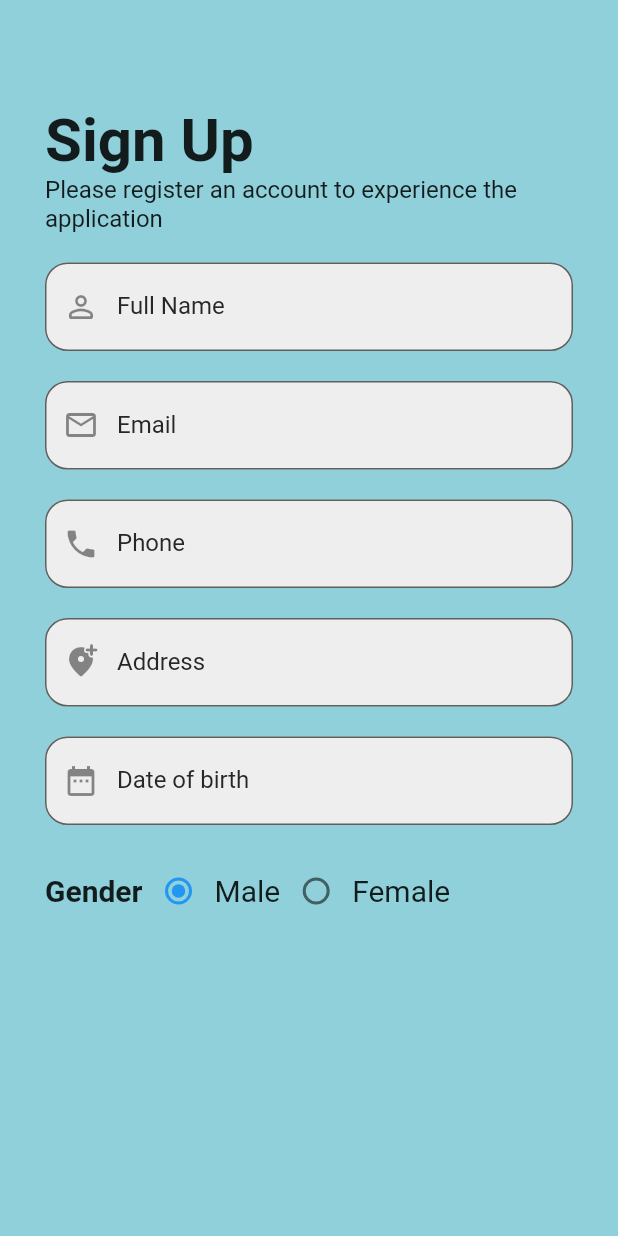
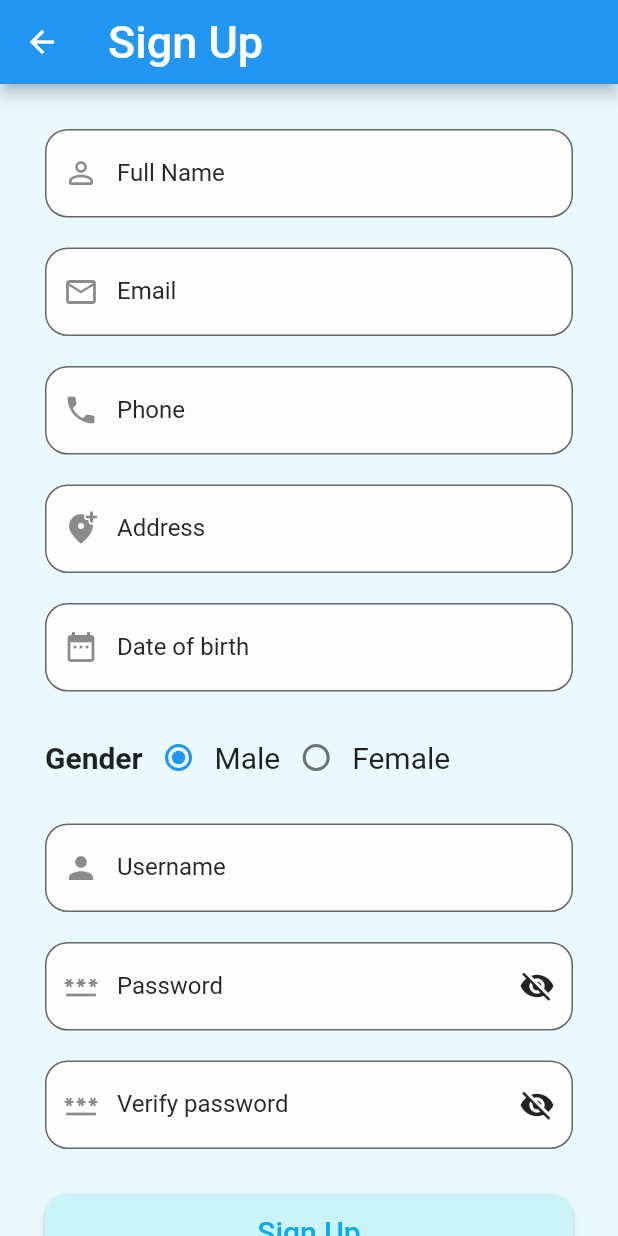
Before and after one commit to vuaspro1/english_learning, a Flutter app: the screen it shows after launch, after a tap on the "visibility off" icon, after a tap on "Sign Up", on a phone screen of 412 x 824 dp. Run offline on Flutter 3.47's test engine with Material 2 defaults, Android fonts, the light colour scheme and no system bars; our stand-ins replace get, google_fonts.

Commit message:
Update login and sign up (80%)

```diff
--- a/lib/src/constants/colors.dart
+++ b/lib/src/constants/colors.dart
@@ -8,5 +8,7 @@ const tCardBgColor = Color(0xFFF7F6F1);
 const tWhiteColor = Color(0xffffffff);
 const tDarkColor = Color(0xFF000000);
 
-const tBackGroundColor = Color(0xFF90D0DA);
-const tTextFieldBackgroundColor = Color(0xFFEEEEEE);
+const tBackGroundColor = Color(0xFFEAFAFC);
+const tTextFieldBackgroundColor = Color(0xFFFDFDFE);
+const tTextButtonColor = Color(0xFF09AAF3);
+const tBackgroundButtonColor = Color(0xFFCBF4F9);
--- a/lib/src/constants/sizes.dart
+++ b/lib/src/constants/sizes.dart
@@ -6,3 +6,4 @@ const tFormHeight = 30.0;
 const tFontSizeTitle = 40.0;
 const tFontSizeSubTitle = 16.0;
 const tFormSize = 20.0;
+const tBorderRadiusCircular = 15.0;
--- a/lib/src/constants/text_strings.dart
+++ b/lib/src/constants/text_strings.dart
@@ -12,7 +12,6 @@ const String tDontHaveAccount = "Don't have an Account?";
 const String tSignUp = "Sign Up";
 
 // -- Sign Up Screen Text
-const String tSignUpTitle = "Sign Up";
 const String tSignUpSubTitle = "Please register an account to experience the application";
 const String tFullName = "Full Name";
 const String tEmail = "Email";
@@ -23,3 +22,4 @@ const String tAddress = "Address";
 enum Gender { male, female }
 const String tMale = "Male";
 const String tFemale = "Female";
+const String tVerifyPassword = "Verify password";
--- a/lib/src/features/authentication/screens/signup/signup_screen.dart
+++ b/lib/src/features/authentication/screens/signup/signup_screen.dart
@@ -1,7 +1,9 @@
 import 'package:english_learning/src/constants/colors.dart';
 import 'package:english_learning/src/constants/sizes.dart';
+import 'package:english_learning/src/features/authentication/screens/welcome/welcome_screen.dart';
 import 'package:english_learning/src/utils/theme/widget_themes/text_field_theme.dart';
 import 'package:flutter/material.dart';
+import 'dart:io';
 
 import '../../../../constants/text_strings.dart';
 
@@ -13,44 +15,61 @@ class SignUpScreen extends StatefulWidget {
 }
 
 class _SignUpScreenState extends State<SignUpScreen> {
+  bool _obscureText = true;
   Gender? _selectedGender = Gender.male;
   DateTime? _selectedDate;
+  bool _obscureVerifyPasswordText = true;
 
   @override
   Widget build(BuildContext context) {
+    double textFieldWidth = MediaQuery.of(context).size.width - 40.0;
     return SafeArea(
       child: Scaffold(
+        appBar: AppBar(
+          title: Text(tSignUp,
+          style: TextStyle(
+            fontSize: tDefaultSize,
+          ),), // Đặt tiêu đề cho màn hình
+          leading: Platform.isIOS // Kiểm tra nền tảng
+              ? Container() // Ở iOS, không hiển thị nút "Back"
+              : IconButton(
+            icon: Icon(Icons.arrow_back), // Icon "Back"
+            onPressed: () {
+              Navigator.pop(context); // Quay trở lại trang trước
+            },
+          ),
+        ),
         backgroundColor: tBackGroundColor,
         body: SingleChildScrollView(
           child: Container(
             padding: const EdgeInsets.all(tDefaultSize),
             child: Column(
               children: [
+                // Container(
+                //   margin: EdgeInsets.only(top: 20.0), // Đặt top thành 20 pixel
+                //   child: Align(
+                //     alignment: Alignment.centerLeft,
+                //     child: Column(
+                //       crossAxisAlignment: CrossAxisAlignment.start,
+                //       children: [
+                //         Text(tSignUp,
+                //           style: TextStyle(
+                //             fontSize: tFontSizeTitle,
+                //             fontWeight: FontWeight.bold,
+                //           ),
+                //         ),
+                //         Text( tSignUpSubTitle, // Thay bằng subtitle bạn muốn
+                //           style: TextStyle(
+                //             fontSize: tFontSizeSubTitle, // Tuỳ chỉnh kích thước và kiểu dáng của subtitle
+                //             fontWeight: FontWeight.normal,
+                //           ),
+                //         ),
+                //       ],
+                //     ),
+                //   ),
+                // ),
                 Container(
-                  margin: EdgeInsets.only(top: 40.0), // Đặt top thành 20 pixel
-                  child: Align(
-                    alignment: Alignment.centerLeft,
-                    child: Column(
-                      crossAxisAlignment: CrossAxisAlignment.start,
-                      children: [
-                        Text(tSignUpTitle,
-                          style: TextStyle(
-                            fontSize: tFontSizeTitle,
-                            fontWeight: FontWeight.bold,
-                          ),
-                        ),
-                        Text( tSignUpSubTitle, // Thay bằng subtitle bạn muốn
-                          style: TextStyle(
-                            fontSize: tFontSizeSubTitle, // Tuỳ chỉnh kích thước và kiểu dáng của subtitle
-                            fontWeight: FontWeight.normal,
-                          ),
-                        ),
-                      ],
-                    ),
-                  ),
-                ),
-                Container(
-                  padding: const EdgeInsets.symmetric(vertical: tFormHeight -10),
+                  padding: const EdgeInsets.symmetric(vertical: tFormHeight -30),
                   child: Form(
                     child: Column(
                       crossAxisAlignment: CrossAxisAlignment.start,
@@ -67,7 +86,7 @@ class _SignUpScreenState extends State<SignUpScreen> {
                           decoration: TTextFormFieldTheme.inputDecoration(
                             labelText: tEmail,
                             prefixIcon: Icon(Icons.email_outlined)
-                          )
+                          ),
                         ),
                         const SizedBox(height: tFormHeight-10,),
                         TextFormField(
@@ -137,6 +156,75 @@ class _SignUpScreenState extends State<SignUpScreen> {
                             ),
                           ],
                         ),
+                        const SizedBox(height: tFormHeight-10,),
+                        TextFormField(
+                            decoration: TTextFormFieldTheme.inputDecoration(
+                                labelText: tUserName,
+                                prefixIcon: Icon(Icons.person)
+                            )
+                        ),
+                        SizedBox(height: tFormHeight -10),
+                        Stack(
+                          alignment: Alignment.centerRight,
+                          children: [
+                            TextFormField(
+                              obscureText: _obscureText,
+                              decoration: TTextFormFieldTheme.inputDecoration(
+                                labelText: tPassword,
+                                prefixIcon: Icon(Icons.password),
+                              ),
+                            ),
+                            IconButton(
+                              onPressed: () {
+                                setState(() {
+                                  _obscureText = !_obscureText;
+                                });
+                              },
+                              icon: Icon(_obscureText ? Icons.visibility_off : Icons.visibility),
+                            ),
+                          ],
+                        ),
+                        SizedBox(height: tFormHeight -10),
+                        Stack(
+                          alignment: Alignment.centerRight,
+                          children: [
+                            TextFormField(
+                              obscureText: _obscureVerifyPasswordText,
+                              decoration: TTextFormFieldTheme.inputDecoration(
+                                labelText: tVerifyPassword,
+                                prefixIcon: Icon(Icons.password),
+                              ),
+                            ),
+                            IconButton(
+                              onPressed: () {
+                                setState(() {
+                                  _obscureVerifyPasswordText = !_obscureVerifyPasswordText;
+                                });
+                              },
+                              icon: Icon(_obscureVerifyPasswordText ? Icons.visibility_off : Icons.visibility),
+                            ),
+                          ],
+                        ),
+                        SizedBox(height: tFormHeight),
+                        Container(
+                          width: textFieldWidth,
+                          child: ElevatedButton(
+                            onPressed: _signUpButtonPressed,
+                            child: Text(tSignUp,
+                              style: TextStyle(fontSize: tFormSize,
+                                  color: tTextButtonColor),
+                            ),
+                            style: ButtonStyle(
+                              backgroundColor: MaterialStateProperty.all(tBackgroundButtonColor),
+                              shape: MaterialStateProperty.all<RoundedRectangleBorder>(
+                                RoundedRectangleBorder(
+                                  borderRadius: BorderRadius.circular(tBorderRadiusCircular), // Đặt bán kính cong
+                                ),
+                              ),
+                              minimumSize: MaterialStateProperty.all(Size(300.0, 50.0)),
+                            ),
+                          ),
+                        ),
                       ],
                     ),
                   ),
@@ -161,4 +249,13 @@ class _SignUpScreenState extends State<SignUpScreen> {
       });
     }
   }
+
+  void _signUpButtonPressed() {
+    Navigator.push(
+      context,
+      MaterialPageRoute(builder: (context) {
+        return WelcomeScreen();
+      }),
+    );
+  }
 }
--- a/lib/src/features/authentication/screens/welcome/welcome_screen.dart
+++ b/lib/src/features/authentication/screens/welcome/welcome_screen.dart
@@ -63,7 +63,7 @@ class _WelcomeScreenState extends State<WelcomeScreen> {
                 TextField(
                   decoration: InputDecoration(
                     border: OutlineInputBorder(
-                      borderRadius: BorderRadius.circular(15.0),
+                      borderRadius: BorderRadius.circular(tBorderRadiusCircular),
                     ),
                     labelText: tUserName,
                     filled: true,
@@ -78,7 +78,7 @@ class _WelcomeScreenState extends State<WelcomeScreen> {
                       obscureText: _obscureText,
                       decoration: InputDecoration(
                         border: OutlineInputBorder(
-                          borderRadius: BorderRadius.circular(15.0),
+                          borderRadius: BorderRadius.circular(tBorderRadiusCircular),
                         ),
                         labelText: tPassword,
                         filled: true,
@@ -100,22 +100,22 @@ class _WelcomeScreenState extends State<WelcomeScreen> {
                   width: textFieldWidth, // Đặt chiều rộng của Container bằng với TextField
                   child: ElevatedButton(
                     onPressed: _loginButtonPressed,
-                    child: Text("LOGIN",
-                      style: TextStyle(fontSize: 20,
-                      color: Colors.lightBlue),
+                    child: Text(tLoginTitle,
+                      style: TextStyle(fontSize: tDefaultSize,
+                      color: tTextButtonColor),
                     ),
                     style: ButtonStyle(
-                      backgroundColor: MaterialStateProperty.all(Colors.blue[100]),
+                      backgroundColor: MaterialStateProperty.all(tBackgroundButtonColor),
                       shape: MaterialStateProperty.all<RoundedRectangleBorder>(
                         RoundedRectangleBorder(
-                          borderRadius: BorderRadius.circular(15.0), // Đặt bán kính cong
+                          borderRadius: BorderRadius.circular(tBorderRadiusCircular), // Đặt bán kính cong
                         ),
                       ),
                       minimumSize: MaterialStateProperty.all(Size(300.0, 50.0)),
                     ),
                   ),
                 ),
-                SizedBox(height: 10.0),
+                SizedBox(height: tFormHeight-20),
                 Align(
                   alignment: Alignment.bottomRight,
                   child: Column(
@@ -139,14 +139,14 @@ class _WelcomeScreenState extends State<WelcomeScreen> {
                           fontSize: tFontSizeSubTitle,
                         ),
                       ),
-                      SizedBox(height: 10.0),
+                      SizedBox(height: tFormHeight-20),
                       TextButton(
                         onPressed: _signUpButtonPressed,
                         child: Text(
                           tSignUp,
                           style: TextStyle(
-                            fontSize: tFontSizeSubTitle + 10.0,
-                            color: Colors.blue,
+                            fontSize: tDefaultSize,
+                            color: tTextButtonColor,
                             fontWeight: FontWeight.bold,
                           ),
                         ),
--- a/pubspec.yaml
+++ b/pubspec.yaml
@@ -38,6 +38,7 @@ dependencies:
   google_fonts: ^6.1.0
   flutter_native_splash: ^2.3.4
   get: ^4.6.6
+  google_nav_bar: ^5.0.6
 
 dev_dependencies:
   flutter_test:
```
Also changed, not shown: pubspec.lock.
